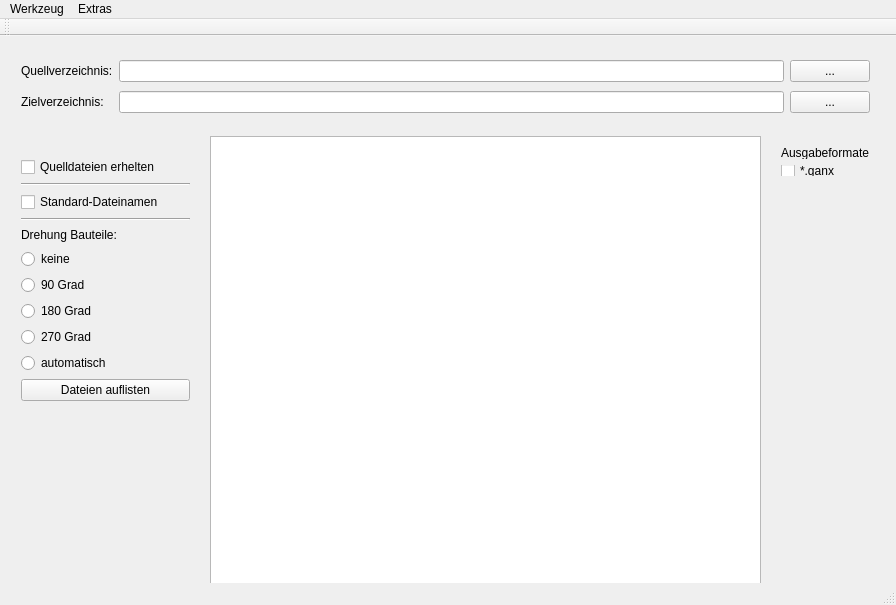
First picture: the form in mainwindow.ui, repository TischlerWilly/postprozessor, before the edit.
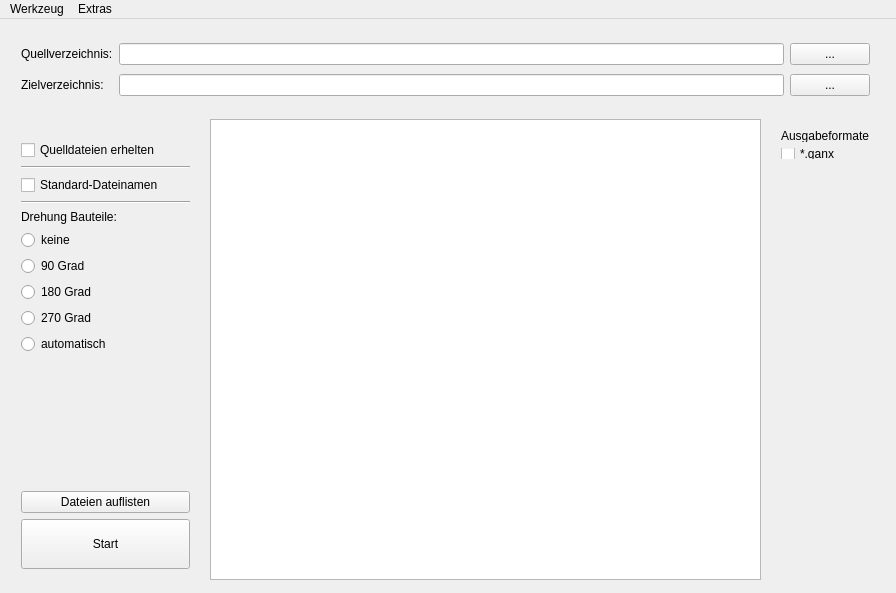
Second picture: the form after the edit.

```diff
--- a/mainwindow.ui
+++ b/mainwindow.ui
@@ -7,7 +7,7 @@
     <x>0</x>
     <y>0</y>
     <width>896</width>
-    <height>605</height>
+    <height>593</height>
    </rect>
   </property>
   <property name="windowTitle">
@@ -20,7 +20,7 @@
       <x>210</x>
       <y>100</y>
       <width>551</width>
-      <height>451</height>
+      <height>461</height>
      </rect>
     </property>
     <property name="readOnly">
@@ -79,7 +79,7 @@
       <x>10</x>
       <y>110</y>
       <width>191</width>
-      <height>266</height>
+      <height>451</height>
      </rect>
     </property>
     <layout class="QVBoxLayout" name="verticalLayout">
@@ -153,6 +153,19 @@
        </property>
       </widget>
      </item>
+     <item>
+      <spacer name="verticalSpacer">
+       <property name="orientation">
+        <enum>Qt::Vertical</enum>
+       </property>
+       <property name="sizeHint" stdset="0">
+        <size>
+         <width>20</width>
+         <height>40</height>
+        </size>
+       </property>
+      </spacer>
+     </item>
      <item>
       <widget class="QPushButton" name="pushButton_dateien_auflisten">
        <property name="text">
@@ -160,9 +173,25 @@
        </property>
       </widget>
      </item>
+     <item>
+      <widget class="QPushButton" name="pushButton_start">
+       <property name="minimumSize">
+        <size>
+         <width>0</width>
+         <height>50</height>
+        </size>
+       </property>
+       <property name="text">
+        <string>Start</string>
+       </property>
+       <property name="checkable">
+        <bool>false</bool>
+       </property>
+      </widget>
+     </item>
     </layout>
    </widget>
-   <widget class="QWidget" name="">
+   <widget class="QWidget" name="layoutWidget">
     <property name="geometry">
      <rect>
       <x>770</x>
@@ -213,15 +242,6 @@
    <addaction name="menuWerkzeug"/>
    <addaction name="menuExtras"/>
   </widget>
-  <widget class="QToolBar" name="mainToolBar">
-   <attribute name="toolBarArea">
-    <enum>TopToolBarArea</enum>
-   </attribute>
-   <attribute name="toolBarBreak">
-    <bool>false</bool>
-   </attribute>
-  </widget>
-  <widget class="QStatusBar" name="statusBar"/>
   <action name="actionWerkzeug_ganx_anzeigen">
    <property name="text">
     <string>Werkzeug ganx anzeigen</string>
```
